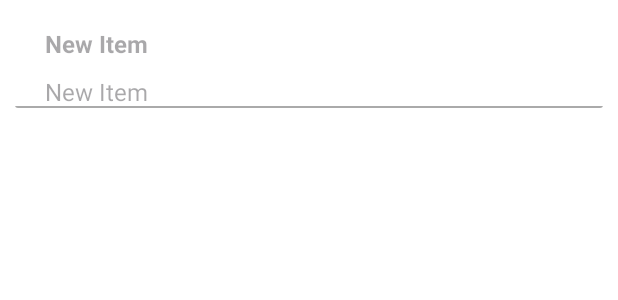
After one commit to RISHIKEsH12321/MAD24_P01_Team3, an Android app: the layout each_child_item_edit.xml on its own in the app's theme, with its tools: preview values and no code run, on a phone screen of 412 x 824 dp. The commit adds this screen. Shown: the top 300 px of the screen. Run offline under Robolectric (Android 15) with nearby library versions, the phone set to English and light mode, and no system bars.

Commit message:
Fixed edit function where list name is not saved

```diff
--- /dev/null
+++ b/app/src/main/res/layout/each_child_item_edit.xml
@@ -0,0 +1,107 @@
+<?xml version="1.0" encoding="utf-8"?>
+<androidx.cardview.widget.CardView xmlns:android="http://schemas.android.com/apk/res/android"
+    xmlns:app="http://schemas.android.com/apk/res-auto"
+    xmlns:tools="http://schemas.android.com/tools"
+    android:id="@+id/service_card"
+    android:layout_width="match_parent"
+    android:layout_height="wrap_content"
+    android:layout_marginStart="10dp"
+    android:layout_marginTop="8dp"
+    android:layout_marginEnd="10dp"
+    android:layout_marginBottom="10dp"
+    app:cardElevation="0dp">
+
+    <androidx.constraintlayout.widget.ConstraintLayout
+        android:layout_width="match_parent"
+        android:layout_height="match_parent">
+
+        <ImageView
+            android:id="@+id/eachChildItemIV"
+            android:layout_width="60dp"
+            android:layout_height="60dp"
+            android:layout_marginEnd="10dp"
+            android:scaleType="centerCrop"
+            app:layout_constraintBottom_toBottomOf="parent"
+            app:layout_constraintEnd_toEndOf="parent"
+            app:layout_constraintTop_toTopOf="parent" />
+
+        <RelativeLayout
+            android:id="@+id/relativeLayout"
+            android:layout_width="0dp"
+            android:layout_height="wrap_content"
+            app:layout_constraintEnd_toStartOf="@id/eachChildItemIV"
+            app:layout_constraintStart_toStartOf="parent"
+            app:layout_constraintTop_toTopOf="parent">
+
+            <EditText
+                android:id="@+id/etChildMainName"
+                android:layout_width="match_parent"
+                android:layout_height="wrap_content"
+                android:layout_marginStart="20dp"
+                android:layout_marginTop="10dp"
+                android:background="@null"
+                android:hint="New Item"
+                android:inputType="textMultiLine"
+                android:textColor="@color/black"
+                android:textSize="16sp"
+                android:textStyle="bold"
+                android:visibility="invisible"
+                app:boxBackgroundMode="none" />
+
+            <TextView
+                android:id="@+id/tvChildMainName"
+                android:layout_width="match_parent"
+                android:layout_height="wrap_content"
+                android:layout_marginStart="20dp"
+                android:layout_marginTop="10dp"
+                android:hint="New Item"
+                android:inputType="textMultiLine"
+                android:textColor="@color/black"
+                android:textSize="16sp"
+                android:textStyle="bold" />
+        </RelativeLayout>
+
+        <RelativeLayout
+            android:id="@+id/relativeLayout2"
+            android:layout_width="0dp"
+            android:layout_height="wrap_content"
+            app:layout_constraintEnd_toStartOf="@id/eachChildItemIV"
+            app:layout_constraintStart_toStartOf="parent"
+            app:layout_constraintTop_toBottomOf="@id/relativeLayout">
+
+            <EditText
+                android:id="@+id/etChildMainDescription"
+                android:layout_width="match_parent"
+                android:layout_height="wrap_content"
+                android:layout_marginStart="20dp"
+                android:layout_marginTop="10dp"
+                android:background="@null"
+                android:hint="New Item"
+                android:inputType="textMultiLine"
+                android:textColor="@color/black"
+                android:textSize="16sp"
+                android:textStyle="normal"
+                android:visibility="invisible" />
+
+            <TextView
+                android:id="@+id/tvChildMainDescription"
+                android:layout_width="match_parent"
+                android:layout_height="wrap_content"
+                android:layout_marginStart="20dp"
+                android:layout_marginTop="10dp"
+                android:hint="New Item"
+                android:inputType="textMultiLine"
+                android:textColor="@color/black"
+                android:textSize="16sp"
+                android:textStyle="normal" />
+        </RelativeLayout>
+
+        <View
+            android:layout_width="match_parent"
+            android:layout_height="1dp"
+            android:background="@android:color/darker_gray"
+            app:layout_constraintBottom_toBottomOf="parent"
+            app:layout_constraintEnd_toEndOf="parent"
+            app:layout_constraintStart_toStartOf="parent" />
+    </androidx.constraintlayout.widget.ConstraintLayout>
+</androidx.cardview.widget.CardView>
--- a/app/src/main/res/layout/each_childmain_item_edit.xml
+++ b/app/src/main/res/layout/each_childmain_item_edit.xml
@@ -60,7 +60,8 @@
             app:layout_constraintEnd_toStartOf="@+id/btnEdit"
             app:layout_constraintHorizontal_bias="1.0"
             app:layout_constraintStart_toEndOf="@+id/eachChildMainName"
-            app:layout_constraintTop_toTopOf="parent" />
+            app:layout_constraintTop_toTopOf="parent"
+            android:visibility="invisible"/>
 
         <Button
             android:id="@+id/btnEdit"
```
Also changed, not shown: app/src/main/java/sg/edu/np/mad/travelhub/ChildMainAdapter.java (+114 -58 lines), app/src/main/java/sg/edu/np/mad/travelhub/PostEdit.java (+36 -0 lines).
